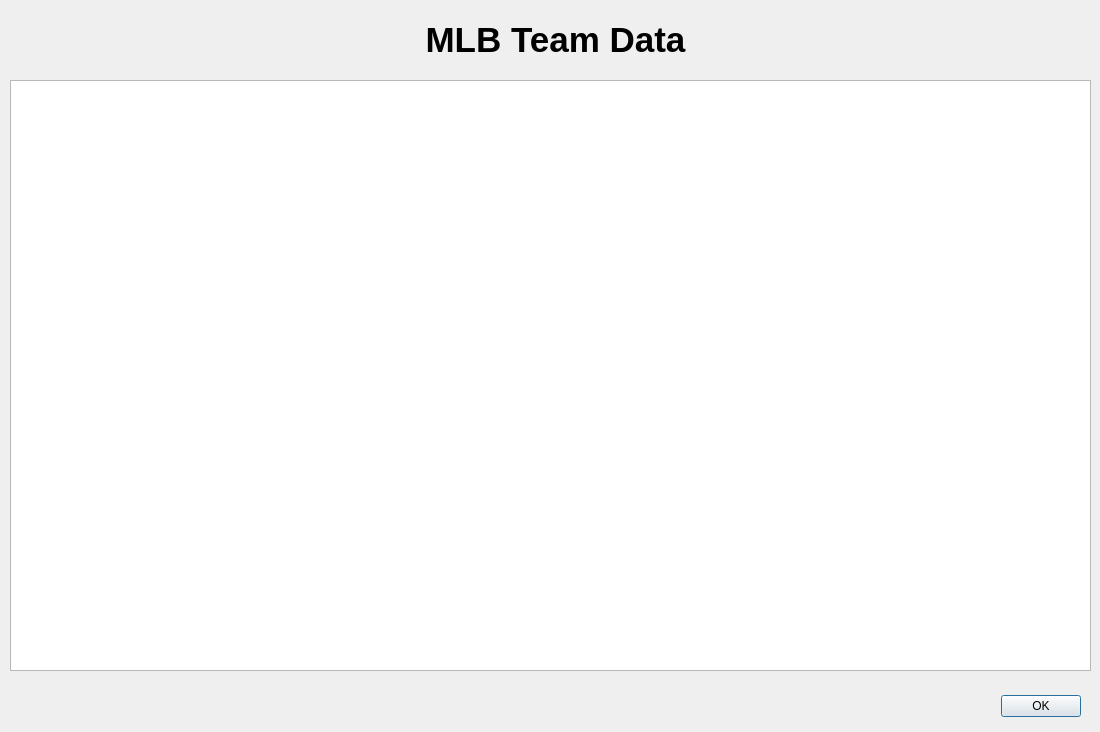
Above: BaseballTour/databaseviewform.ui from ethanl21/BaseballTour before the change. Below: the same form after it.
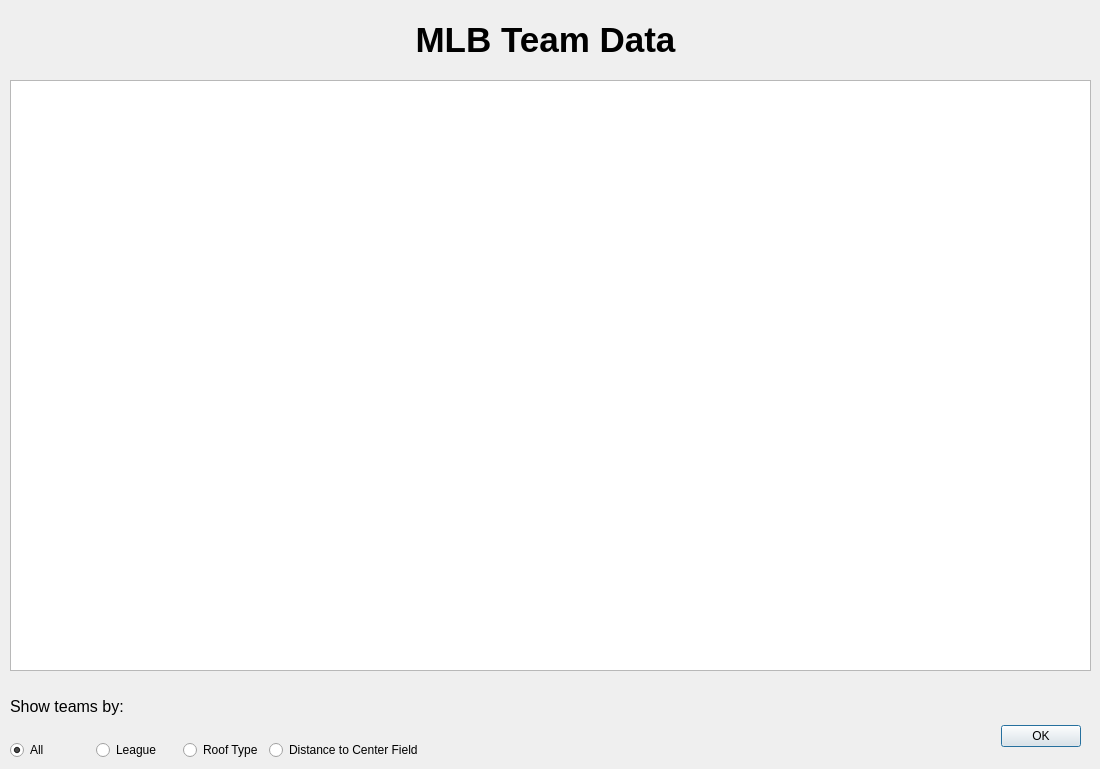
That is the form after the change.

Commit message: Add stack widget

```diff
--- a/BaseballTour/databaseviewform.ui
+++ b/BaseballTour/databaseviewform.ui
@@ -2,6 +2,14 @@
 <ui version="4.0">
  <class>databaseviewform</class>
  <widget class="QDialog" name="databaseviewform">
+  <property name="geometry">
+   <rect>
+    <x>0</x>
+    <y>0</y>
+    <width>1100</width>
+    <height>769</height>
+   </rect>
+  </property>
   <property name="sizePolicy">
    <sizepolicy hsizetype="Preferred" vsizetype="Preferred">
     <horstretch>0</horstretch>
@@ -21,7 +29,7 @@
    <property name="geometry">
     <rect>
      <x>740</x>
-     <y>690</y>
+     <y>720</y>
      <width>341</width>
      <height>32</height>
     </rect>
@@ -33,31 +41,100 @@
     <set>QDialogButtonBox::Ok</set>
    </property>
   </widget>
-  <widget class="QTableView" name="teamviewModel">
+  <widget class="QStackedWidget" name="dbViewStack">
    <property name="geometry">
     <rect>
      <x>10</x>
-     <y>80</y>
-     <width>1081</width>
-     <height>591</height>
-    </rect>
-   </property>
-   <property name="sortingEnabled">
-    <bool>true</bool>
-   </property>
-  </widget>
-  <widget class="QLabel" name="label">
-   <property name="geometry">
-    <rect>
-     <x>20</x>
      <y>10</y>
-     <width>1071</width>
-     <height>61</height>
+     <width>1081</width>
+     <height>671</height>
     </rect>
    </property>
-   <property name="text">
-    <string>&lt;html&gt;&lt;head/&gt;&lt;body&gt;&lt;p align=&quot;center&quot;&gt;&lt;span style=&quot; font-size:26pt; font-weight:600;&quot;&gt;MLB Team Data&lt;/span&gt;&lt;/p&gt;&lt;/body&gt;&lt;/html&gt;</string>
+   <widget class="QWidget" name="allTeamsPage">
+    <widget class="QLabel" name="label">
+     <property name="geometry">
+      <rect>
+       <x>0</x>
+       <y>0</y>
+       <width>1071</width>
+       <height>61</height>
+      </rect>
+     </property>
+     <property name="text">
+      <string>&lt;html&gt;&lt;head/&gt;&lt;body&gt;&lt;p align=&quot;center&quot;&gt;&lt;span style=&quot; font-size:26pt; font-weight:600;&quot;&gt;MLB Team Data&lt;/span&gt;&lt;/p&gt;&lt;/body&gt;&lt;/html&gt;</string>
+     </property>
+    </widget>
+    <widget class="QTableView" name="teamviewModel">
+     <property name="geometry">
+      <rect>
+       <x>0</x>
+       <y>70</y>
+       <width>1081</width>
+       <height>591</height>
+      </rect>
+     </property>
+     <property name="sortingEnabled">
+      <bool>true</bool>
+     </property>
+    </widget>
+   </widget>
+   <widget class="QWidget" name="roofTypePage"/>
+   <widget class="QWidget" name="ctrFieldPage"/>
+   <widget class="QWidget" name="leaguePage"/>
+  </widget>
+  <widget class="QWidget" name="verticalLayoutWidget">
+   <property name="geometry">
+    <rect>
+     <x>10</x>
+     <y>680</y>
+     <width>413</width>
+     <height>80</height>
+    </rect>
    </property>
+   <layout class="QVBoxLayout" name="verticalLayout">
+    <item>
+     <widget class="QLabel" name="label_2">
+      <property name="text">
+       <string>&lt;html&gt;&lt;head/&gt;&lt;body&gt;&lt;p&gt;&lt;span style=&quot; font-size:12pt;&quot;&gt;Show teams by:&lt;/span&gt;&lt;/p&gt;&lt;/body&gt;&lt;/html&gt;</string>
+      </property>
+     </widget>
+    </item>
+    <item>
+     <layout class="QHBoxLayout" name="horizontalLayout">
+      <item>
+       <widget class="QRadioButton" name="allTeamsButton">
+        <property name="text">
+         <string>All</string>
+        </property>
+        <property name="checked">
+         <bool>true</bool>
+        </property>
+       </widget>
+      </item>
+      <item>
+       <widget class="QRadioButton" name="leagueButton">
+        <property name="text">
+         <string>League</string>
+        </property>
+       </widget>
+      </item>
+      <item>
+       <widget class="QRadioButton" name="roofTypeButton">
+        <property name="text">
+         <string>Roof Type</string>
+        </property>
+       </widget>
+      </item>
+      <item>
+       <widget class="QRadioButton" name="ctrFieldButton">
+        <property name="text">
+         <string>Distance to Center Field</string>
+        </property>
+       </widget>
+      </item>
+     </layout>
+    </item>
+   </layout>
   </widget>
  </widget>
  <resources/>
```
The commit also changes 2 other files.
